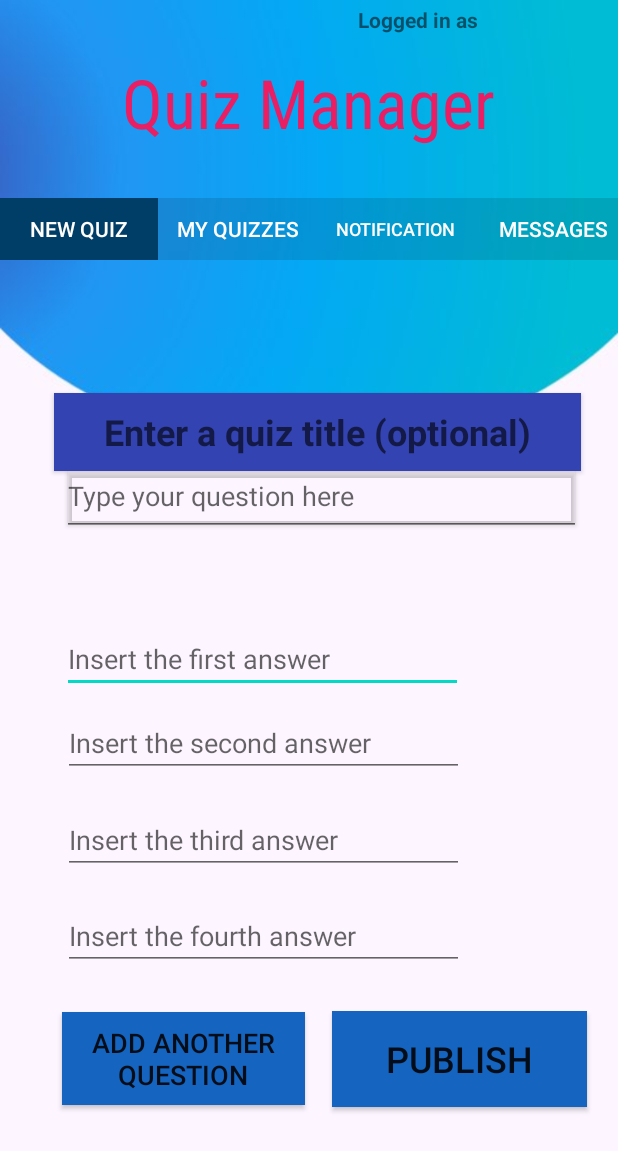
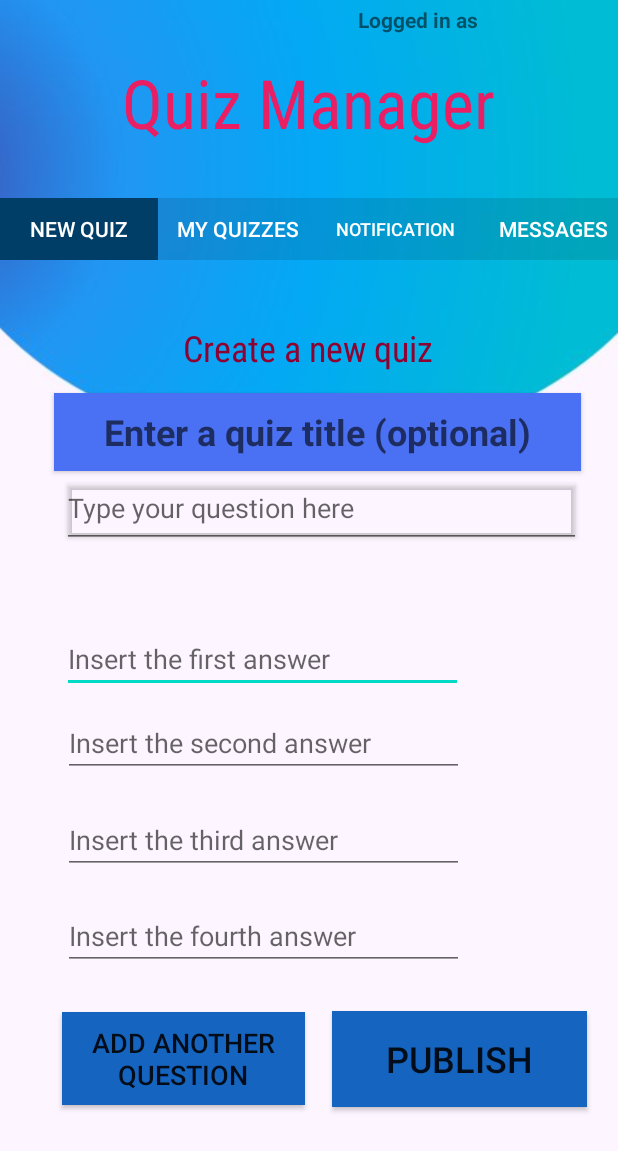
Before and after one commit to drex7001/MAD_app, an Android app: the new_quiz screen opened directly, with no data from a screen before it, on a phone screen of 412 x 824 dp. Shown: the top 1151 px of the screen. Run offline under Robolectric (Android 15) with nearby library versions, the phone set to English and light mode, and no system bars.

```diff
--- a/app/src/main/res/layout/activity_new_quiz.xml
+++ b/app/src/main/res/layout/activity_new_quiz.xml
@@ -7,6 +7,31 @@
     android:background="@drawable/bg"
     tools:context=".new_quiz">
 
+
+    <TextView
+        android:id="@+id/newq"
+        android:layout_width="342dp"
+        android:layout_height="37dp"
+        android:layout_marginStart="34dp"
+        android:layout_marginTop="168dp"
+        android:layout_marginBottom="526dp"
+        android:autofillHints=""
+        android:clickable="false"
+        android:ems="10"
+        android:fontFamily="sans-serif-condensed-medium"
+        android:gravity="center"
+        android:includeFontPadding="false"
+        android:inputType="textPersonName"
+        android:lines="@android:integer/config_mediumAnimTime"
+        android:text="@string/newq"
+        android:textAppearance="@style/TextAppearance.AppCompat.Large"
+        android:textColor="#8E0232"
+        android:textFontWeight="@android:integer/config_mediumAnimTime"
+        android:textSize="24sp"
+        android:textStyle="bold"
+        app:layout_constraintBottom_toBottomOf="parent"
+        app:layout_constraintStart_toStartOf="parent"
+        app:layout_constraintTop_toTopOf="parent" />
 
     <TextView
         android:id="@+id/editTextTextPersonName"
@@ -142,7 +167,7 @@
         android:layout_width="346dp"
         android:layout_height="53dp"
         android:layout_marginStart="41dp"
-        android:layout_marginTop="304dp"
+        android:layout_marginTop="312dp"
         android:layout_marginEnd="24dp"
         android:elevation="2dp"
         android:ems="10"
@@ -161,7 +186,7 @@
         android:layout_marginTop="215dp"
         android:layout_marginBottom="464dp"
         android:background="#283593"
-        android:backgroundTint="#3343B1"
+        android:backgroundTint="#4A71F3"
         android:elevation="2dp"
         android:ems="10"
         android:gravity="center"
--- a/app/src/main/res/layout/activity_teacherview.xml
+++ b/app/src/main/res/layout/activity_teacherview.xml
@@ -48,7 +48,7 @@
                         android:layout_alignEnd="@id/myDashboard"
                         android:layout_marginTop="1dp"
                         android:layout_marginEnd="86dp"
-                        android:text="First Name "
+                        android:text="@string/use"
                         android:textColor="@android:color/white"
                         android:textSize="15sp"
                         android:textStyle="bold" />
@@ -57,10 +57,11 @@
                         android:layout_width="80dp"
                         android:layout_height="80dp"
                         android:layout_alignParentTop="true"
-                        android:layout_margin="30dp"
-                        android:layout_marginTop="20dp"
-                        android:layout_marginEnd="10dp"
-                        android:layout_marginBottom="10dp"
+                        android:layout_marginStart="30dp"
+                        android:layout_marginLeft="70dp"
+                        android:layout_marginTop="23dp"
+                        android:layout_marginEnd="30dp"
+                        android:layout_marginBottom="30dp"
                         android:layout_toRightOf="@id/myDashboard"
                         android:src="@drawable/man" />
 
--- a/app/src/main/res/values/strings.xml
+++ b/app/src/main/res/values/strings.xml
@@ -34,9 +34,11 @@
     <string name="correct">Correct</string>
     <string name="myquiz">My Quizzes</string>
     <string name="Messages">Messages</string>
+    <string name="use">Username</string>
 
     //String resources for new quiz
     <string name="newqbim">New Quiz</string>
+    <string name="newq">Create a new quiz</string>
     <string name="entertitle">Enter a quiz title (optional)</string>
     <string name="ans1">Insert the first answer</string>
     <string name="ans2">Insert the second answer</string>
```
